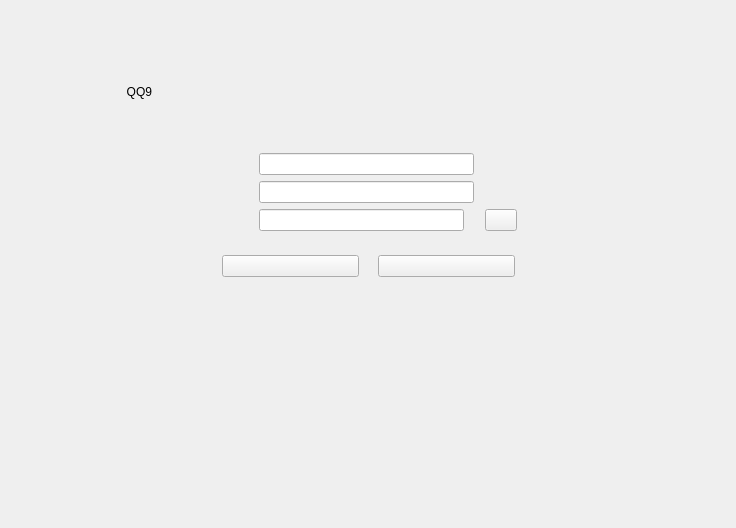
Before: the Qt Designer form SmartHome-Client/Client-UI/LoginWidget/PassWordChangePage.ui in rtomway/Qt-SmartHome, drawn with Qt 5.
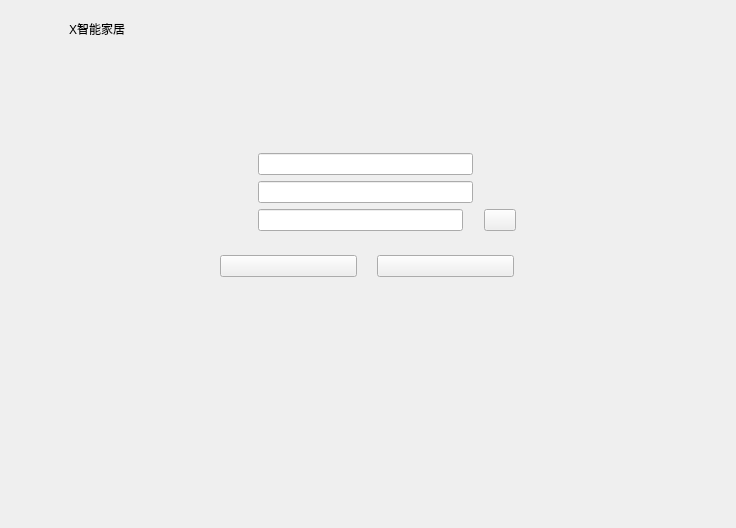
After: the same form once the commit is applied.

```diff
--- a/SmartHome-Client/Client-UI/LoginWidget/PassWordChangePage.ui
+++ b/SmartHome-Client/Client-UI/LoginWidget/PassWordChangePage.ui
@@ -14,25 +14,53 @@
    <string>Form</string>
   </property>
   <layout class="QHBoxLayout" name="horizontalLayout_6" stretch="1,2,1">
+   <property name="leftMargin">
+    <number>9</number>
+   </property>
    <item>
-    <widget class="QWidget" name="widget_4" native="true">
+    <layout class="QVBoxLayout" name="verticalLayout_4">
+     <property name="spacing">
+      <number>9</number>
+     </property>
+     <property name="leftMargin">
+      <number>9</number>
+     </property>
+     <property name="topMargin">
+      <number>9</number>
+     </property>
+     <property name="rightMargin">
+      <number>9</number>
+     </property>
+     <property name="bottomMargin">
+      <number>9</number>
+     </property>
+     <item>
      <widget class="QLabel" name="titleLab">
-      <property name="geometry">
-       <rect>
-        <x>10</x>
-        <y>20</y>
-        <width>131</width>
-        <height>121</height>
-       </rect>
+       <property name="layoutDirection">
+        <enum>Qt::LeftToRight</enum>
       </property>
       <property name="text">
-       <string>QQ9</string>
+        <string>X智能家居</string>
       </property>
       <property name="alignment">
-       <set>Qt::AlignRight|Qt::AlignTrailing|Qt::AlignVCenter</set>
-      </property>
-     </widget>
-    </widget>
+        <set>Qt::AlignCenter</set>
+       </property>
+      </widget>
+     </item>
+     <item>
+      <spacer name="verticalSpacer_3">
+       <property name="orientation">
+        <enum>Qt::Vertical</enum>
+       </property>
+       <property name="sizeHint" stdset="0">
+        <size>
+         <width>53</width>
+         <height>128</height>
+        </size>
+       </property>
+      </spacer>
+     </item>
+    </layout>
    </item>
    <item>
     <widget class="QWidget" name="widget" native="true">
```
Lines whose indentation alone changed are shown as unchanged.
